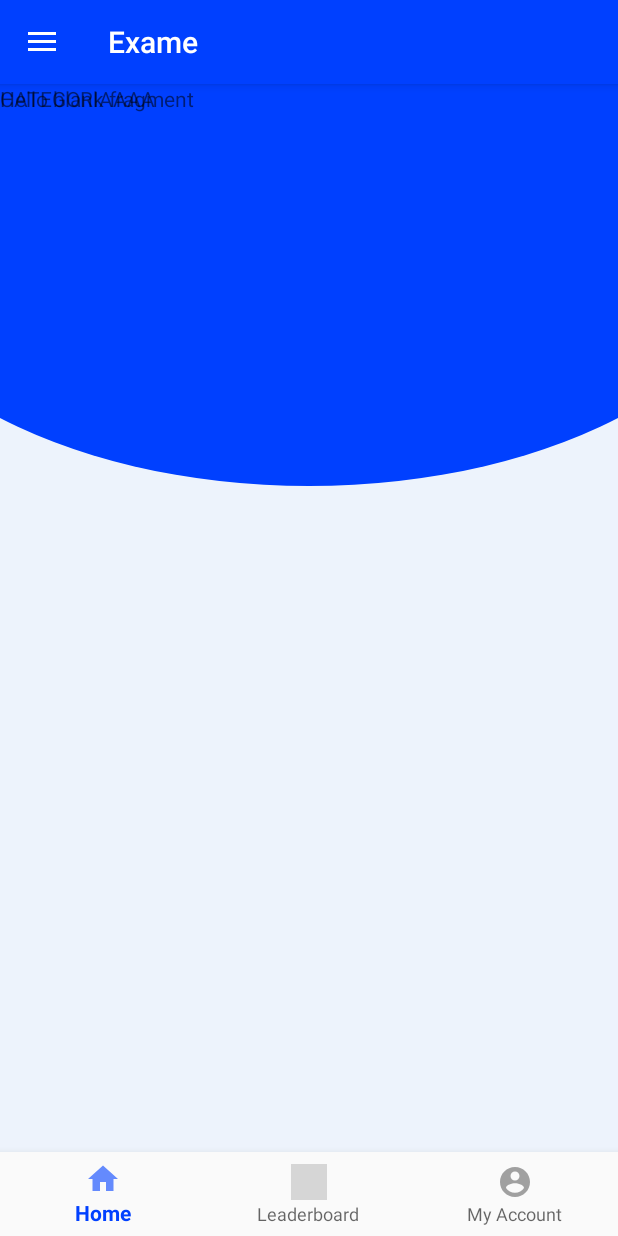
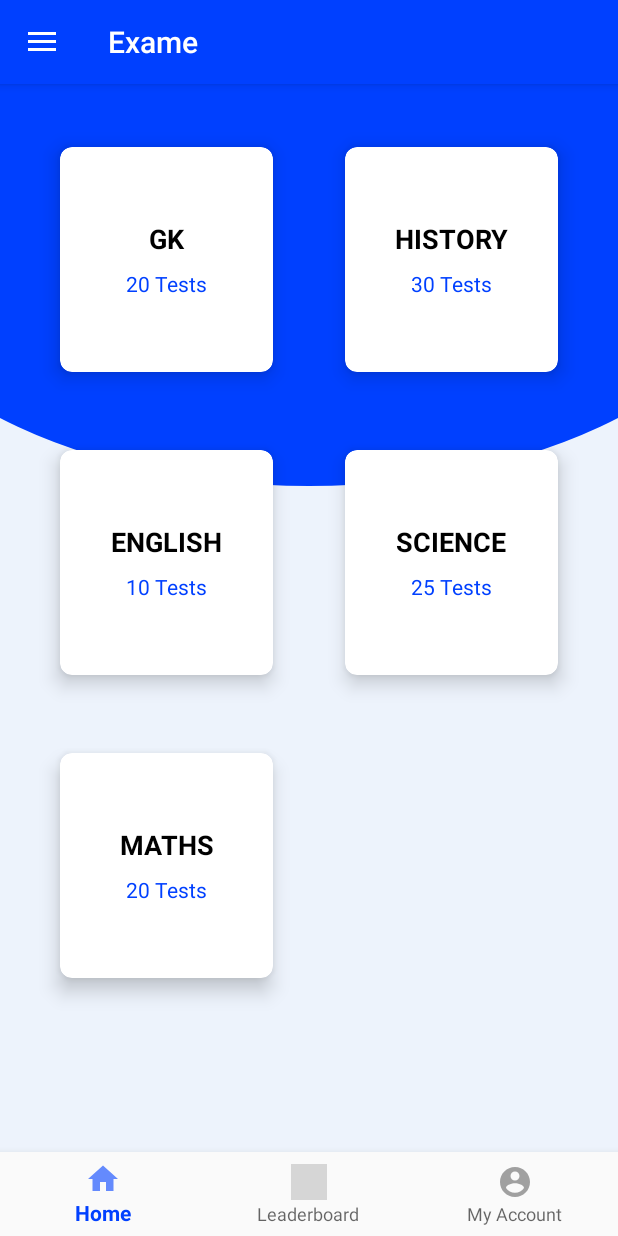
Before and after one commit to flrocha84/EstudeMais, an Android app: the CategoryFragment screen opened directly, with no data from a screen before it, on a phone screen of 412 x 824 dp. Run offline under Robolectric (Android 15) with nearby library versions, the phone set to English and light mode, and no system bars; our stand-ins replace navigation-ui; 1 statement that could not run was skipped; grey boxes are pictures that could not be loaded.

Commit message:
categorias listadas

```diff
--- /dev/null
+++ b/app/src/main/java/com/proj/fab/estudemais/CategoryAdapter.java
@@ -0,0 +1,51 @@
+package com.proj.fab.estudemais;
+
+import android.view.LayoutInflater;
+import android.view.View;
+import android.view.ViewGroup;
+import android.widget.BaseAdapter;
+import android.widget.TextView;
+
+import java.util.List;
+
+public class CategoryAdapter extends BaseAdapter {
+
+    private List<CategoryModel> cat_list;
+
+    public CategoryAdapter(List<CategoryModel> cat_list) {
+        this.cat_list = cat_list;
+    }
+
+    @Override
+    public int getCount() {
+        return cat_list.size();
+    }
+
+    @Override
+    public Object getItem(int i) {
+        return null;
+    }
+
+    @Override
+    public long getItemId(int i) {
+        return 0;
+    }
+
+    @Override
+    public View getView(int i, View view, ViewGroup viewGroup) {
+        View myView;
+        if (view ==null){
+            myView = LayoutInflater.from(viewGroup.getContext()).inflate(R.layout.cat_item_layout,viewGroup,false);
+        }
+        else{
+            myView = view;
+        }
+        TextView catName = myView.findViewById(R.id.catName);
+        TextView noOfTests = myView.findViewById(R.id.no_of_test);
+
+        catName.setText(cat_list.get(i).getName());
+        noOfTests.setText(String.valueOf( cat_list.get(i).getNoOfTests())+ " Tests");
+
+        return myView;
+    }
+}
--- a/app/src/main/java/com/proj/fab/estudemais/CategoryFragment.java
+++ b/app/src/main/java/com/proj/fab/estudemais/CategoryFragment.java
@@ -7,58 +7,45 @@ import androidx.fragment.app.Fragment;
 import android.view.LayoutInflater;
 import android.view.View;
 import android.view.ViewGroup;
+import android.widget.GridView;
 
-/**
- * A simple {@link Fragment} subclass.
- * Use the {@link CategoryFragment#newInstance} factory method to
- * create an instance of this fragment.
- */
+import java.util.ArrayList;
+import java.util.List;
+
+
 public class CategoryFragment extends Fragment {
 
-    // TODO: Rename parameter arguments, choose names that match
-    // the fragment initialization parameters, e.g. ARG_ITEM_NUMBER
-    private static final String ARG_PARAM1 = "param1";
-    private static final String ARG_PARAM2 = "param2";
-
-    // TODO: Rename and change types of parameters
-    private String mParam1;
-    private String mParam2;
 
     public CategoryFragment() {
-        // Required empty public constructor
+
     }
 
-    /**
-     * Use this factory method to create a new instance of
-     * this fragment using the provided parameters.
-     *
-     * @param param1 Parameter 1.
-     * @param param2 Parameter 2.
-     * @return A new instance of fragment CategoryFragment.
-     */
-    // TODO: Rename and change types and number of parameters
-    public static CategoryFragment newInstance(String param1, String param2) {
-        CategoryFragment fragment = new CategoryFragment();
-        Bundle args = new Bundle();
-        args.putString(ARG_PARAM1, param1);
-        args.putString(ARG_PARAM2, param2);
-        fragment.setArguments(args);
-        return fragment;
-    }
+    private GridView catView;
+    private List<CategoryModel> catList = new ArrayList<>();
 
-    @Override
-    public void onCreate(Bundle savedInstanceState) {
-        super.onCreate(savedInstanceState);
-        if (getArguments() != null) {
-            mParam1 = getArguments().getString(ARG_PARAM1);
-            mParam2 = getArguments().getString(ARG_PARAM2);
-        }
-    }
 
     @Override
     public View onCreateView(LayoutInflater inflater, ViewGroup container,
                              Bundle savedInstanceState) {
-        // Inflate the layout for this fragment
-        return inflater.inflate(R.layout.fragment_category, container, false);
+
+        View view = inflater.inflate(R.layout.fragment_category, container, false);
+        catView = view.findViewById(R.id.cat_Grid);
+
+        loadCategories();
+        CategoryAdapter adapter = new CategoryAdapter(catList);
+        catView.setAdapter(adapter);
+
+
+        return view;
+    }
+
+    private void loadCategories(){
+        catList.clear();
+
+        catList.add(new CategoryModel(1,"GK",20));
+        catList.add(new CategoryModel(2,"HISTORY",30));
+        catList.add(new CategoryModel(3,"ENGLISH",10));
+        catList.add(new CategoryModel(4,"SCIENCE",25));
+        catList.add(new CategoryModel(5,"MATHS",20));
     }
 }
--- /dev/null
+++ b/app/src/main/java/com/proj/fab/estudemais/CategoryModel.java
@@ -0,0 +1,38 @@
+package com.proj.fab.estudemais;
+
+public class CategoryModel {
+
+    private int docId;
+    private String name;
+    private int noOfTests;
+
+    public CategoryModel(int docId, String name, int noOfTests) {
+        this.docId = docId;
+        this.name = name;
+        this.noOfTests = noOfTests;
+    }
+
+    public Integer getDocId() {
+        return docId;
+    }
+
+    public void setDocId(Integer docId) {
+        this.docId = docId;
+    }
+
+    public String getName() {
+        return name;
+    }
+
+    public void setName(String name) {
+        this.name = name;
+    }
+
+    public int getNoOfTests() {
+        return noOfTests;
+    }
+
+    public void setNoOfTests(int noOfTests) {
+        this.noOfTests = noOfTests;
+    }
+}
--- /dev/null
+++ b/app/src/main/res/layout/cat_item_layout.xml
@@ -0,0 +1,55 @@
+<?xml version="1.0" encoding="utf-8"?>
+<RelativeLayout xmlns:android="http://schemas.android.com/apk/res/android"
+    xmlns:app="http://schemas.android.com/apk/res-auto"
+    android:orientation="vertical"
+    android:background="?android:attr/selectableItemBackground"
+    android:layout_width="match_parent"
+    android:layout_height="wrap_content">
+
+    <androidx.cardview.widget.CardView
+        android:layout_width="match_parent"
+        android:layout_height="wrap_content"
+        android:layout_margin="16dp"
+        app:cardUseCompatPadding="true"
+        app:cardElevation="5dp"
+        android:translationZ="3dp"
+        app:cardCornerRadius="8dp"
+
+        >
+        <LinearLayout
+            android:layout_width="match_parent"
+            android:layout_height="150dp"
+            android:orientation="vertical"
+            android:gravity="center"
+            >
+            <TextView
+                android:layout_width="match_parent"
+                android:layout_height="wrap_content"
+                android:id="@+id/catName"
+                android:text="Cat Name"
+                android:textSize="18sp"
+                android:textStyle="bold"
+                android:textColor="@color/black"
+                android:textAlignment="center"/>
+            <TextView
+                android:layout_width="match_parent"
+                android:layout_height="wrap_content"
+                android:id="@+id/no_of_test"
+                android:text="25 tests"
+                android:textColor="@color/colorPrimary"
+                android:layout_marginTop="8dp"
+                android:textAlignment="center"
+
+                />
+
+
+
+
+
+        </LinearLayout>
+
+
+    </androidx.cardview.widget.CardView>
+
+
+</RelativeLayout>
--- a/app/src/main/res/layout/fragment_category.xml
+++ b/app/src/main/res/layout/fragment_category.xml
@@ -1,20 +1,24 @@
 <?xml version="1.0" encoding="utf-8"?>
-<FrameLayout xmlns:android="http://schemas.android.com/apk/res/android"
+<androidx.constraintlayout.widget.ConstraintLayout xmlns:android="http://schemas.android.com/apk/res/android"
+    xmlns:app="http://schemas.android.com/apk/res-auto"
     xmlns:tools="http://schemas.android.com/tools"
     android:layout_width="match_parent"
     android:layout_height="match_parent"
     tools:context=".CategoryFragment">
 
-    <!-- TODO: Update blank fragment layout -->
-    <TextView
-        android:layout_width="match_parent"
-        android:layout_height="match_parent"
-        android:text="@string/hello_blank_fragment" />
+    <GridView
+        android:layout_width="0dp"
+        android:layout_height="0dp"
+        android:id="@+id/cat_Grid"
+        android:layout_marginStart="16dp"
+        android:layout_marginTop="16dp"
+        android:layout_marginEnd="16dp"
+        android:layout_marginBottom="16dp"
+        android:numColumns="2"
 
-    <TextView
-        android:id="@+id/textView2"
-        android:layout_width="wrap_content"
-        android:layout_height="wrap_content"
-        android:text="CATEGORIAAAA" />
+        app:layout_constraintBottom_toBottomOf="parent"
+        app:layout_constraintEnd_toEndOf="parent"
+        app:layout_constraintStart_toStartOf="parent"
+        app:layout_constraintTop_toTopOf="parent" />
 
-</FrameLayout>
+</androidx.constraintlayout.widget.ConstraintLayout>
```
Also changed, not shown: app/src/main/java/com/proj/fab/estudemais/MainActivity.java (+0 -10 lines).
